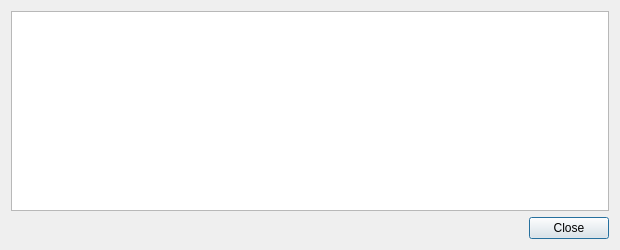
MERCOINMRN/Mercoin, file src/qt/forms/transactiondescdialog.ui: the form before one commit.
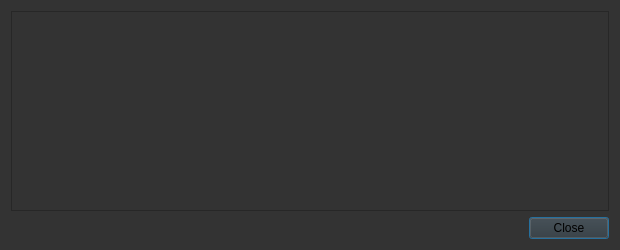
The form after the commit.

What changed in the file:
```diff
--- a/src/qt/forms/transactiondescdialog.ui
+++ b/src/qt/forms/transactiondescdialog.ui
@@ -13,6 +13,9 @@
   <property name="windowTitle">
    <string>Transaction details</string>
   </property>
+  <property name="styleSheet">
+   <string notr="true">background-color: rgb(51, 51, 51);</string>
+  </property>
   <layout class="QVBoxLayout" name="verticalLayout">
    <item>
     <widget class="QTextEdit" name="detailText">
```
